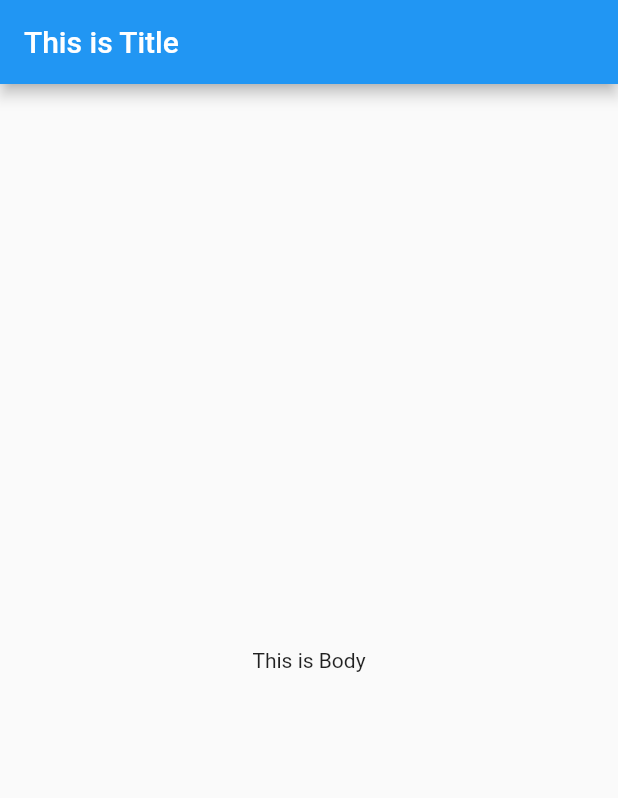
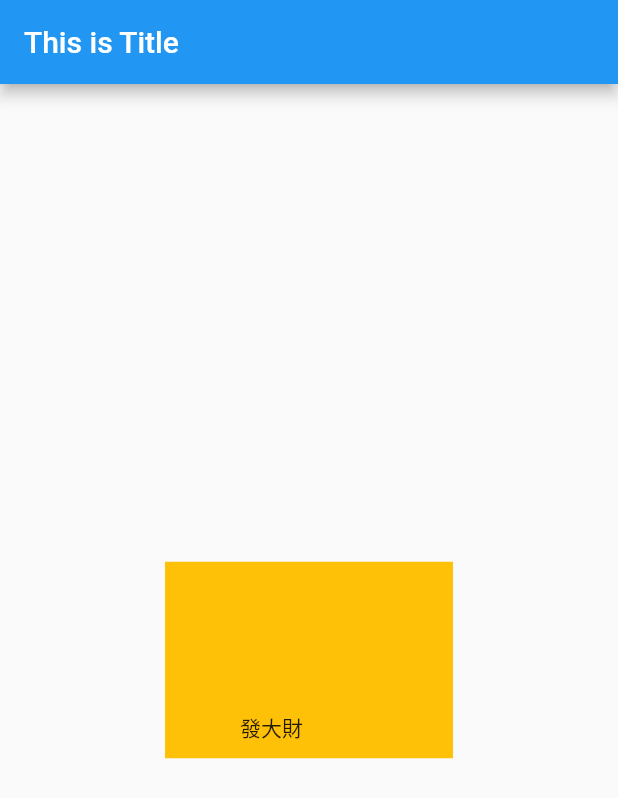
Before and after one commit to moonjuice/LearningFlutter, a Flutter app: the screen it shows after launch, on a phone screen of 412 x 824 dp. Shown: the top 798 px of the screen. Run offline on Flutter 3.47's test engine with Material 2 defaults, Android fonts, the phone set to English and light mode, and no system bars.

Commit message:
Day 6：Container 大大容器

```diff
--- a/lib/main.dart
+++ b/lib/main.dart
@@ -1,6 +1,8 @@
 import 'package:flutter/material.dart';
+import 'package:flutter/rendering.dart';
 
 main() {
+  debugPaintSizeEnabled = true;
   runApp(MyApp());
 }
 
@@ -10,6 +12,7 @@ class MyApp extends StatelessWidget {
   @override
   Widget build(BuildContext context) {
     return MaterialApp(
+      debugShowCheckedModeBanner: false,
       home: Scaffold(
         appBar: AppBar(title: Text('This is Title')),
         body: HomePage(),
@@ -24,7 +27,10 @@ class HomePage extends StatelessWidget {
   @override
   Widget build(BuildContext context) {
     return Center(
-      child: Text('This is Body'),
-    );
+        child: Container(
+      color: Colors.amber,
+      child: Text('發大財'),
+      padding: EdgeInsets.only(left: 50, top: 100, right: 100, bottom: 10),
+    ));
   }
 }
```
Also changed, not shown: 1 other file.
